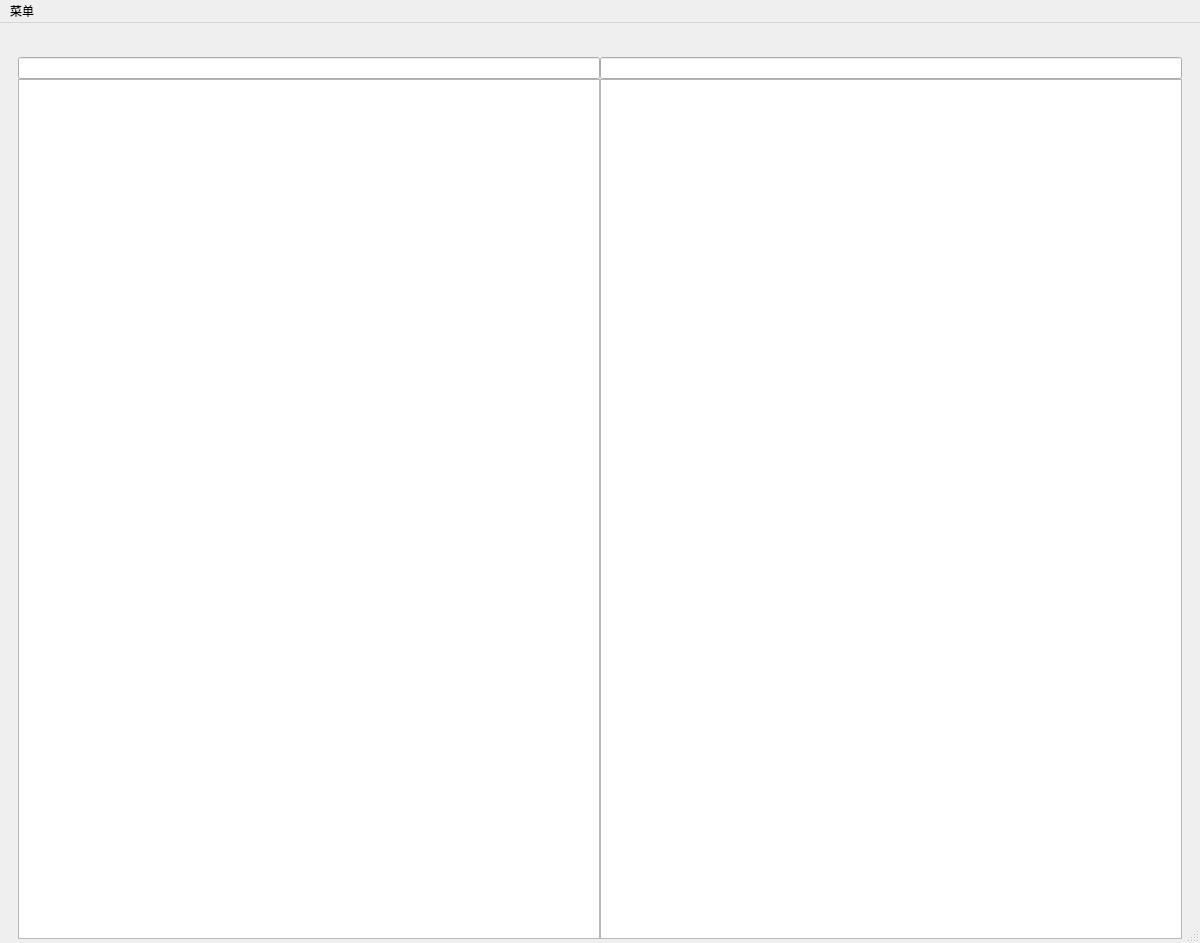
First picture: the form in mainwindow.ui, repository StarAstronaut2/ftp-network, before the edit.
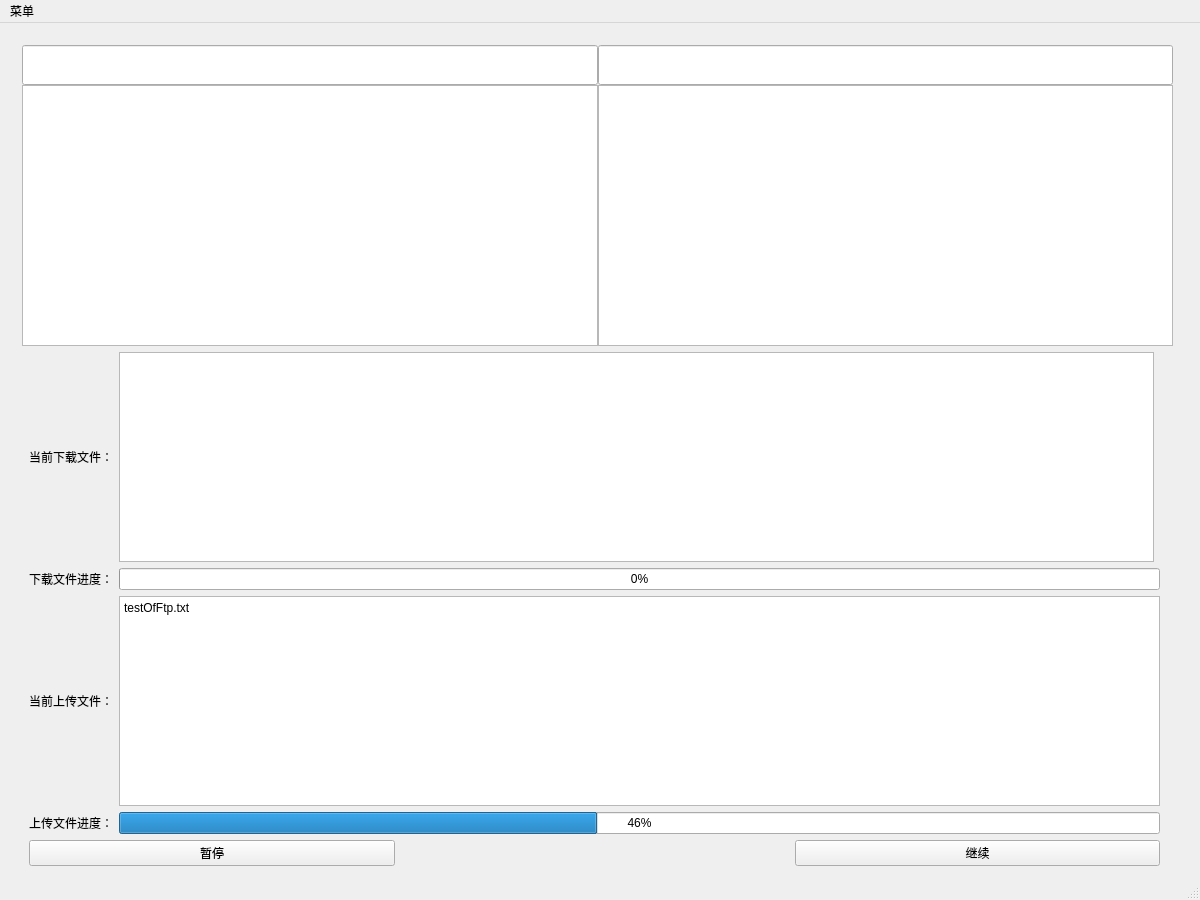
Second picture: the form after the edit. The open tabs and pages were chosen to show the change. Custom widgets are drawn as their Qt base class.

Commit message: 多线程并发优化

```diff
--- a/mainwindow.ui
+++ b/mainwindow.ui
@@ -7,7 +7,7 @@
     <x>0</x>
     <y>0</y>
     <width>1200</width>
-    <height>943</height>
+    <height>900</height>
    </rect>
   </property>
   <property name="sizePolicy">
@@ -29,7 +29,7 @@
    </size>
   </property>
   <property name="windowTitle">
-   <string>FTP</string>
+   <string>FTP Client</string>
   </property>
   <widget class="QWidget" name="centralwidget">
    <property name="sizePolicy">
@@ -53,8 +53,8 @@
    <property name="autoFillBackground">
     <bool>false</bool>
    </property>
-   <layout class="QGridLayout" name="gridLayout_2">
-    <item row="0" column="0" alignment="Qt::AlignmentFlag::AlignHCenter|Qt::AlignmentFlag::AlignVCenter">
+   <layout class="QVBoxLayout" name="verticalLayout_5">
+    <item>
      <widget class="QStackedWidget" name="switchWidget">
       <property name="minimumSize">
        <size>
@@ -69,13 +69,13 @@
        </size>
       </property>
       <property name="layoutDirection">
-       <enum>Qt::LayoutDirection::LeftToRight</enum>
+       <enum>Qt::LeftToRight</enum>
       </property>
       <property name="autoFillBackground">
        <bool>false</bool>
       </property>
       <property name="currentIndex">
-       <number>0</number>
+       <number>1</number>
       </property>
       <widget class="QWidget" name="login">
        <property name="sizePolicy">
@@ -121,7 +121,7 @@
          <item>
           <layout class="QGridLayout" name="gridLayout" rowstretch="0,0,0">
            <property name="leftMargin">
-            <number>6</number>
+            <number>9</number>
            </property>
            <property name="topMargin">
             <number>6</number>
@@ -145,20 +145,24 @@
              </property>
             </widget>
            </item>
-           <item row="0" column="0" alignment="Qt::AlignmentFlag::AlignLeft">
+           <item row="0" column="0">
             <widget class="QLabel" name="label_2">
              <property name="minimumSize">
               <size>
-               <width>50</width>
+               <width>70</width>
                <height>30</height>
               </size>
              </property>
+             <property name="font">
+              <font>
+               <pointsize>14</pointsize>
+               <weight>75</weight>
+               <bold>true</bold>
+              </font>
+             </property>
              <property name="text">
               <string>IP</string>
              </property>
-             <property name="alignment">
-              <set>Qt::AlignmentFlag::AlignCenter</set>
-             </property>
             </widget>
            </item>
            <item row="2" column="1">
@@ -170,7 +174,7 @@
               </size>
              </property>
              <property name="echoMode">
-              <enum>QLineEdit::EchoMode::Password</enum>
+              <enum>QLineEdit::Password</enum>
              </property>
             </widget>
            </item>
@@ -184,7 +188,7 @@
              </property>
             </widget>
            </item>
-           <item row="1" column="0" alignment="Qt::AlignmentFlag::AlignHCenter">
+           <item row="1" column="0">
             <widget class="QLabel" name="label_4">
              <property name="minimumSize">
               <size>
@@ -192,15 +196,19 @@
                <height>30</height>
               </size>
              </property>
+             <property name="font">
+              <font>
+               <pointsize>14</pointsize>
+               <weight>75</weight>
+               <bold>true</bold>
+              </font>
+             </property>
              <property name="text">
               <string>用户</string>
              </property>
-             <property name="alignment">
-              <set>Qt::AlignmentFlag::AlignCenter</set>
-             </property>
             </widget>
            </item>
-           <item row="2" column="0" alignment="Qt::AlignmentFlag::AlignHCenter">
+           <item row="2" column="0">
             <widget class="QLabel" name="label">
              <property name="minimumSize">
               <size>
@@ -208,17 +216,21 @@
                <height>30</height>
               </size>
              </property>
+             <property name="font">
+              <font>
+               <pointsize>14</pointsize>
+               <weight>75</weight>
+               <bold>true</bold>
+              </font>
+             </property>
              <property name="text">
               <string>密码</string>
              </property>
-             <property name="alignment">
-              <set>Qt::AlignmentFlag::AlignCenter</set>
-             </property>
             </widget>
            </item>
           </layout>
          </item>
-         <item alignment="Qt::AlignmentFlag::AlignHCenter">
+         <item>
           <widget class="QPushButton" name="connect">
            <property name="minimumSize">
             <size>
@@ -247,8 +259,21 @@
          <verstretch>0</verstretch>
         </sizepolicy>
        </property>
-       <layout class="QVBoxLayout" name="verticalLayout_2">
-        <item>
+       <property name="maximumSize">
+        <size>
+         <width>16777215</width>
+         <height>900</height>
+        </size>
+       </property>
+       <widget class="QWidget" name="">
+        <property name="geometry">
+         <rect>
+          <x>13</x>
+          <y>13</y>
+          <width>1151</width>
+          <height>301</height>
+         </rect>
+        </property>
          <layout class="QGridLayout" name="transferLayout" rowstretch="0,0" columnstretch="0,0">
           <property name="leftMargin">
            <number>0</number>
@@ -266,20 +291,34 @@
            <number>0</number>
           </property>
           <item row="0" column="0">
-           <widget class="QLineEdit" name="localPath"/>
-          </item>
-          <item row="1" column="0">
-           <widget class="QMyListWidget" name="local">
+          <widget class="QLineEdit" name="localPath">
             <property name="minimumSize">
              <size>
-              <width>500</width>
-              <height>0</height>
-             </size>
-            </property>
+             <width>0</width>
+             <height>40</height>
+            </size>
+           </property>
+           <property name="font">
+            <font>
+             <pointsize>14</pointsize>
+            </font>
+           </property>
            </widget>
           </item>
           <item row="0" column="1">
-           <widget class="QLineEdit" name="targetPath"/>
+          <widget class="QLineEdit" name="targetPath">
+           <property name="minimumSize">
+            <size>
+             <width>0</width>
+             <height>40</height>
+            </size>
+           </property>
+           <property name="font">
+            <font>
+             <pointsize>14</pointsize>
+            </font>
+           </property>
+          </widget>
           </item>
           <item row="1" column="1">
            <widget class="QMyListWidget" name="target">
@@ -297,9 +336,179 @@
             </property>
            </widget>
           </item>
-         </layout>
-        </item>
-       </layout>
+         <item row="1" column="0">
+          <widget class="QMyListWidget" name="local">
+           <property name="minimumSize">
+            <size>
+             <width>500</width>
+             <height>0</height>
+            </size>
+           </property>
+          </widget>
+         </item>
+        </layout>
+       </widget>
+       <widget class="QWidget" name="">
+        <property name="geometry">
+         <rect>
+          <x>10</x>
+          <y>320</y>
+          <width>1151</width>
+          <height>521</height>
+         </rect>
+        </property>
+        <layout class="QVBoxLayout" name="verticalLayout_6">
+         <item>
+          <widget class="QWidget" name="widget" native="true">
+           <widget class="QWidget" name="">
+            <property name="geometry">
+             <rect>
+              <x>10</x>
+              <y>0</y>
+              <width>1131</width>
+              <height>514</height>
+             </rect>
+            </property>
+            <layout class="QVBoxLayout" name="verticalLayout_4">
+             <item>
+              <layout class="QGridLayout" name="gridLayout_3">
+               <item row="0" column="0">
+                <widget class="QLabel" name="label_11">
+                 <property name="text">
+                  <string>当前下载文件：</string>
+                 </property>
+                </widget>
+               </item>
+               <item row="1" column="1" colspan="2">
+                <widget class="QProgressBar" name="progressBar_4">
+                 <property name="sizePolicy">
+                  <sizepolicy hsizetype="Expanding" vsizetype="Fixed">
+                   <horstretch>0</horstretch>
+                   <verstretch>0</verstretch>
+                  </sizepolicy>
+                 </property>
+                 <property name="minimumSize">
+                  <size>
+                   <width>200</width>
+                   <height>0</height>
+                  </size>
+                 </property>
+                 <property name="value">
+                  <number>0</number>
+                 </property>
+                </widget>
+               </item>
+               <item row="1" column="0">
+                <widget class="QLabel" name="label_10">
+                 <property name="sizePolicy">
+                  <sizepolicy hsizetype="Fixed" vsizetype="Preferred">
+                   <horstretch>0</horstretch>
+                   <verstretch>0</verstretch>
+                  </sizepolicy>
+                 </property>
+                 <property name="text">
+                  <string>下载文件进度：</string>
+                 </property>
+                </widget>
+               </item>
+               <item row="0" column="1">
+                <widget class="QTextBrowser" name="textBrowser_4">
+                 <property name="html">
+                  <string>&lt;!DOCTYPE HTML PUBLIC &quot;-//W3C//DTD HTML 4.0//EN&quot; &quot;http://www.w3.org/TR/REC-html40/strict.dtd&quot;&gt;
+&lt;html&gt;&lt;head&gt;&lt;meta name=&quot;qrichtext&quot; content=&quot;1&quot; /&gt;&lt;style type=&quot;text/css&quot;&gt;
+p, li { white-space: pre-wrap; }
+&lt;/style&gt;&lt;/head&gt;&lt;body style=&quot; font-family:'SimSun'; font-size:9pt; font-weight:400; font-style:normal;&quot;&gt;
+&lt;p style=&quot;-qt-paragraph-type:empty; margin-top:0px; margin-bottom:0px; margin-left:0px; margin-right:0px; -qt-block-indent:0; text-indent:0px;&quot;&gt;&lt;br /&gt;&lt;/p&gt;&lt;/body&gt;&lt;/html&gt;</string>
+                 </property>
+                </widget>
+               </item>
+              </layout>
+             </item>
+             <item>
+              <layout class="QGridLayout" name="gridLayout_2">
+               <item row="2" column="0">
+                <widget class="QLabel" name="label_8">
+                 <property name="text">
+                  <string>当前上传文件：</string>
+                 </property>
+                </widget>
+               </item>
+               <item row="3" column="0">
+                <widget class="QLabel" name="label_9">
+                 <property name="sizePolicy">
+                  <sizepolicy hsizetype="Fixed" vsizetype="Preferred">
+                   <horstretch>0</horstretch>
+                   <verstretch>0</verstretch>
+                  </sizepolicy>
+                 </property>
+                 <property name="text">
+                  <string>上传文件进度：</string>
+                 </property>
+                </widget>
+               </item>
+               <item row="2" column="1">
+                <widget class="QTextBrowser" name="textBrowser_3">
+                 <property name="html">
+                  <string>&lt;!DOCTYPE HTML PUBLIC &quot;-//W3C//DTD HTML 4.0//EN&quot; &quot;http://www.w3.org/TR/REC-html40/strict.dtd&quot;&gt;
+&lt;html&gt;&lt;head&gt;&lt;meta name=&quot;qrichtext&quot; content=&quot;1&quot; /&gt;&lt;style type=&quot;text/css&quot;&gt;
+p, li { white-space: pre-wrap; }
+&lt;/style&gt;&lt;/head&gt;&lt;body style=&quot; font-family:'SimSun'; font-size:9pt; font-weight:400; font-style:normal;&quot;&gt;
+&lt;p style=&quot; margin-top:0px; margin-bottom:0px; margin-left:0px; margin-right:0px; -qt-block-indent:0; text-indent:0px;&quot;&gt;testOfFtp.txt&lt;/p&gt;
+&lt;p style=&quot;-qt-paragraph-type:empty; margin-top:0px; margin-bottom:0px; margin-left:0px; margin-right:0px; -qt-block-indent:0; text-indent:0px;&quot;&gt;&lt;br /&gt;&lt;/p&gt;&lt;/body&gt;&lt;/html&gt;</string>
+                 </property>
+                </widget>
+               </item>
+               <item row="3" column="1">
+                <widget class="QProgressBar" name="progressBar_3">
+                 <property name="sizePolicy">
+                  <sizepolicy hsizetype="Expanding" vsizetype="Fixed">
+                   <horstretch>0</horstretch>
+                   <verstretch>0</verstretch>
+                  </sizepolicy>
+                 </property>
+                 <property name="minimumSize">
+                  <size>
+                   <width>200</width>
+                   <height>0</height>
+                  </size>
+                 </property>
+                 <property name="value">
+                  <number>46</number>
+                 </property>
+                </widget>
+               </item>
+              </layout>
+             </item>
+             <item>
+              <layout class="QHBoxLayout" name="horizontalLayout_5">
+               <property name="spacing">
+                <number>400</number>
+               </property>
+               <property name="sizeConstraint">
+                <enum>QLayout::SetFixedSize</enum>
+               </property>
+               <item>
+                <widget class="QPushButton" name="pushButton_3">
+                 <property name="text">
+                  <string>暂停</string>
+                 </property>
+                </widget>
+               </item>
+               <item>
+                <widget class="QPushButton" name="pushButton_2">
+                 <property name="text">
+                  <string>继续</string>
+                 </property>
+                </widget>
+               </item>
+              </layout>
+             </item>
+            </layout>
+           </widget>
+          </widget>
+         </item>
+        </layout>
+       </widget>
       </widget>
      </widget>
     </item>
@@ -311,7 +520,7 @@
      <x>0</x>
      <y>0</y>
      <width>1200</width>
-     <height>18</height>
+     <height>30</height>
     </rect>
    </property>
    <widget class="QMenu" name="menu">
```
Lines whose indentation alone changed are shown as unchanged. The commit also changes 1 other file.
